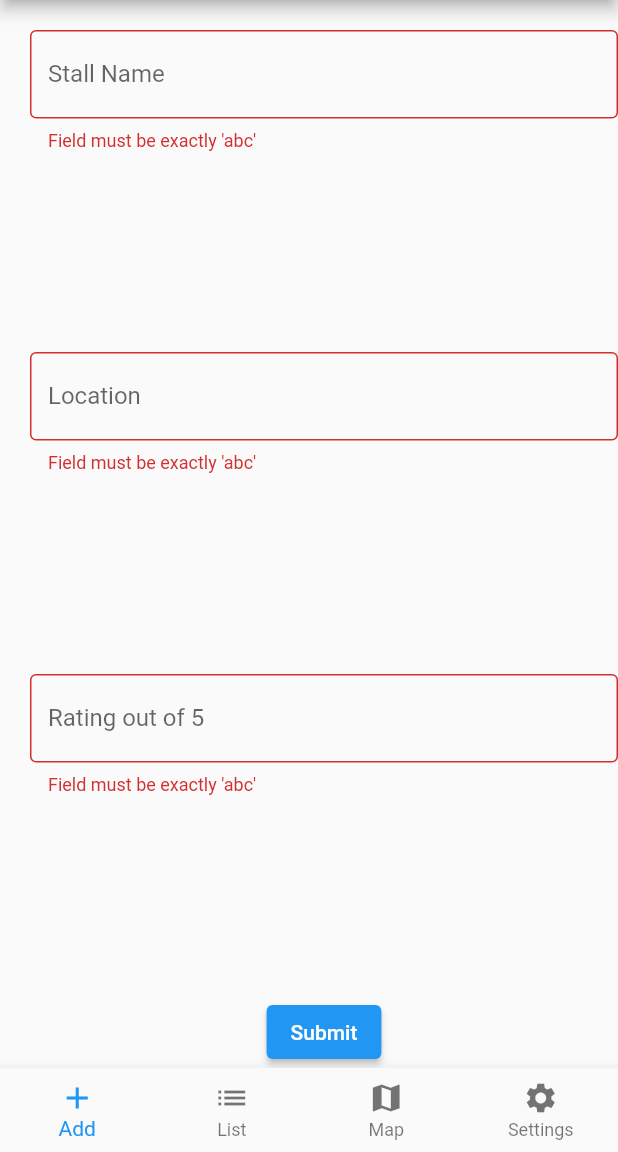
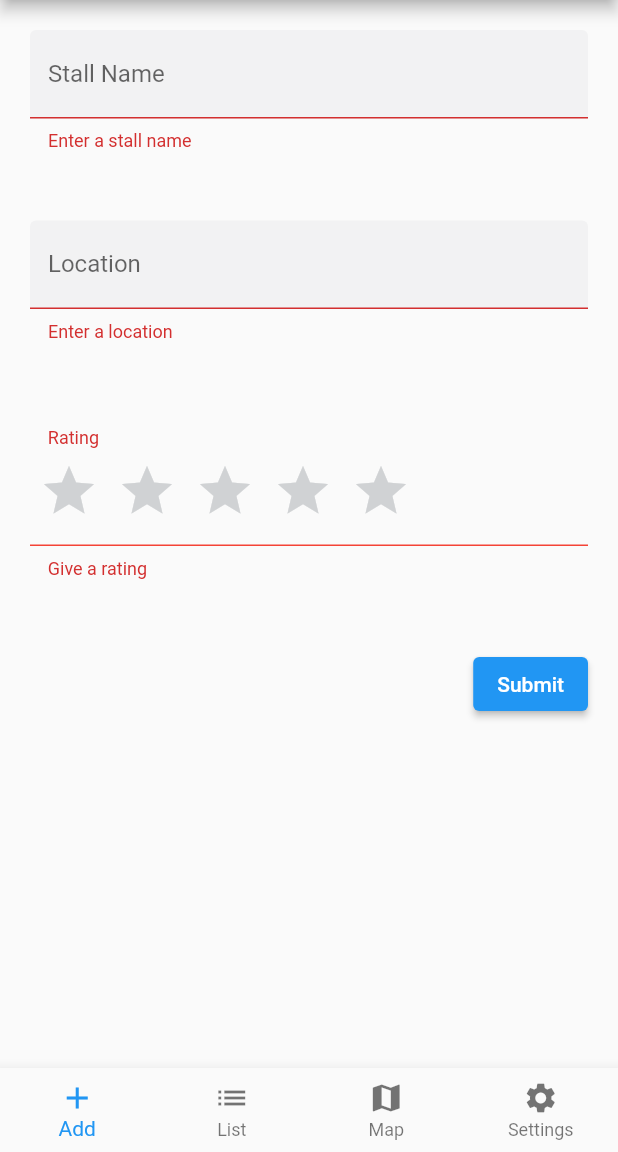
Before and after one commit to zsiggg/MapFood, a Flutter app: the screen it shows once a user with an empty profile is signed in, after a tap on "Submit", on a phone screen of 412 x 824 dp, the part 84-1236 px from its top. Run offline on Flutter 3.47's test engine with Material 2 defaults, Android fonts, the phone set to English and light mode, and no system bars; drawn by our look-alikes of flutter_rating_stars; our stand-ins replace cloud_firestore, firebase_auth, firebase_core, google_fonts, google_maps_flutter, google_sign_in; accounts and stored records are empty.

Commit message:
feat: add widget with cloud firestore
add widget now adds an entry to the stalls collection in firebase’s cloud firestore when the submit button is pressed.

used the library ‘flutter_rating_stars’ for the ratings field.

```diff
--- a/lib/add/add_widget.dart
+++ b/lib/add/add_widget.dart
@@ -1,4 +1,8 @@
+import 'package:cloud_firestore/cloud_firestore.dart';
+import 'package:firebase_auth/firebase_auth.dart';
 import 'package:flutter/material.dart';
+import 'package:flutter_rating_stars/flutter_rating_stars.dart';
+import 'package:myapp/onboarding/auth.dart';
 
 class AddWidget extends StatefulWidget {
   const AddWidget({Key? key}) : super(key: key);
@@ -9,66 +13,141 @@ class AddWidget extends StatefulWidget {
 
 class AddWidgetState extends State<AddWidget> {
   final _formState = GlobalKey<FormState>();
+  final _nameController = TextEditingController();
+  final _locationController = TextEditingController();
+  double _rating = 0;
+
+  final FirebaseFirestore db = FirebaseFirestore.instance;
 
   @override
   Widget build(BuildContext context) {
     return Form(
       key: _formState,
-      child: SizedBox(
-        width: 200,
-        height: 300,
+      child: Align(
+        alignment: Alignment.topCenter,
         child: Container(
-          padding: const EdgeInsets.only(left: 20, top: 20),
+          constraints: const BoxConstraints(
+            maxHeight: 500,
+          ),
+          padding: const EdgeInsets.all(20),
           child: Column(
               mainAxisAlignment: MainAxisAlignment.spaceBetween,
               children: [
                 TextFormField(
+                  controller: _nameController,
                   decoration: const InputDecoration(
-                    border: OutlineInputBorder(),
+                    border: UnderlineInputBorder(),
                     labelText: "Stall Name",
+                    fillColor: Color.fromARGB(50, 208, 210, 212),
+                    filled: true,
                   ),
                   validator: (value) {
-                    if (value != "abc") {
-                      return "Field must be exactly 'abc'";
+                    if (value == '') {
+                      return 'Enter a stall name';
                     }
                   },
                 ),
                 TextFormField(
+                  controller: _locationController,
                   decoration: const InputDecoration(
-                    border: OutlineInputBorder(),
+                    border: UnderlineInputBorder(),
                     labelText: "Location",
+                    fillColor: Color.fromARGB(50, 208, 210, 212),
+                    filled: true,
                   ),
                   validator: (value) {
-                    if (value != "abc") {
-                      return "Field must be exactly 'abc'";
+                    if (value == '') {
+                      return 'Enter a location';
                     }
                   },
                 ),
-                TextFormField(
-                  decoration: const InputDecoration(
-                    border: OutlineInputBorder(),
-                    labelText: "Rating out of 5",
+                FormField<double>(
+                  builder: (field) => Align(
+                    alignment: Alignment.centerLeft,
+                    child: InputDecorator(
+                      decoration: InputDecoration(
+                        border: InputBorder.none,
+                        labelText: '    Rating',
+                        errorText: field.errorText == null
+                            ? null
+                            : '    ${field.errorText}',
+                        errorBorder: const UnderlineInputBorder(
+                          borderSide: BorderSide(color: Colors.red),
                         ),
+                      ),
+                      child: RatingStars(
+                        starBuilder: (index, color) => Icon(
+                          Icons.star,
+                          color: color,
+                          size: 40,
+                        ),
+                        starColor: Colors.yellow,
+                        starOffColor: const Color.fromARGB(255, 208, 210, 212),
+                        starSize: 50,
+                        value: field.value ?? 0,
+                        onValueChanged: (value) {
+                          field.didChange(value);
+                          setState(() => _rating = value);
+                        },
+                        valueLabelVisibility: false,
+                      ),
+                    ),
+                  ),
+                  initialValue: 0,
                   validator: (value) {
-                    if (value != "abc") {
-                      return "Field must be exactly 'abc'";
+                    if (value == 0) {
+                      return 'Give a rating';
                     }
                   },
                 ),
-                ElevatedButton(
+                Align(
+                  alignment: Alignment.centerRight,
+                  child: ElevatedButton(
                     onPressed: () {
                       if (!(_formState.currentState!.validate())) {
                         return;
                       }
-                    // display message in snackbar
+
+                      _formState.currentState!.save();
+
+                      User user = Auth().currentUser!;
+
+                      db
+                          .collection('users')
+                          .doc(user.uid)
+                          .set(
+                            {},
+                            SetOptions(merge: true),
+                          )
+                          .then(
+                            (_) => db.collection('stalls').add(
+                              {
+                                'Name': _nameController.text,
+                                'Location': _locationController.text,
+                                'Rating': _rating.toInt(),
+                              },
+                            ),
+                          )
+                          .then(
+                            (_) {
+                              String name = _nameController.text;
+
+                              _formState.currentState!.reset();
+                              _nameController.clear();
+                              _locationController.clear();
+                              _rating = 0;
+
                               ScaffoldMessenger.of(context).showSnackBar(
-                      const SnackBar(
-                        content: Text('Sending data to firebase'),
-                        duration: Duration(seconds: 3),
+                                SnackBar(
+                                  content: Text('Added $name'),
+                                  backgroundColor: Colors.green,
                                 ),
                               );
                             },
+                          );
+                    },
                     child: const Text("Submit"),
+                  ),
                 ),
               ]),
         ),
--- a/pubspec.yaml
+++ b/pubspec.yaml
@@ -39,6 +39,8 @@ dependencies:
   firebase_auth: ^4.0.2
   google_sign_in: ^5.4.2
   google_fonts: ^3.0.1
+  cloud_firestore: ^4.2.0
+  flutter_rating_stars: ^1.0.3+4
 
 dev_dependencies:
   flutter_test:
```
Also changed, not shown: pubspec.lock, 2 other files. Lines whose indentation alone changed are shown as unchanged.
